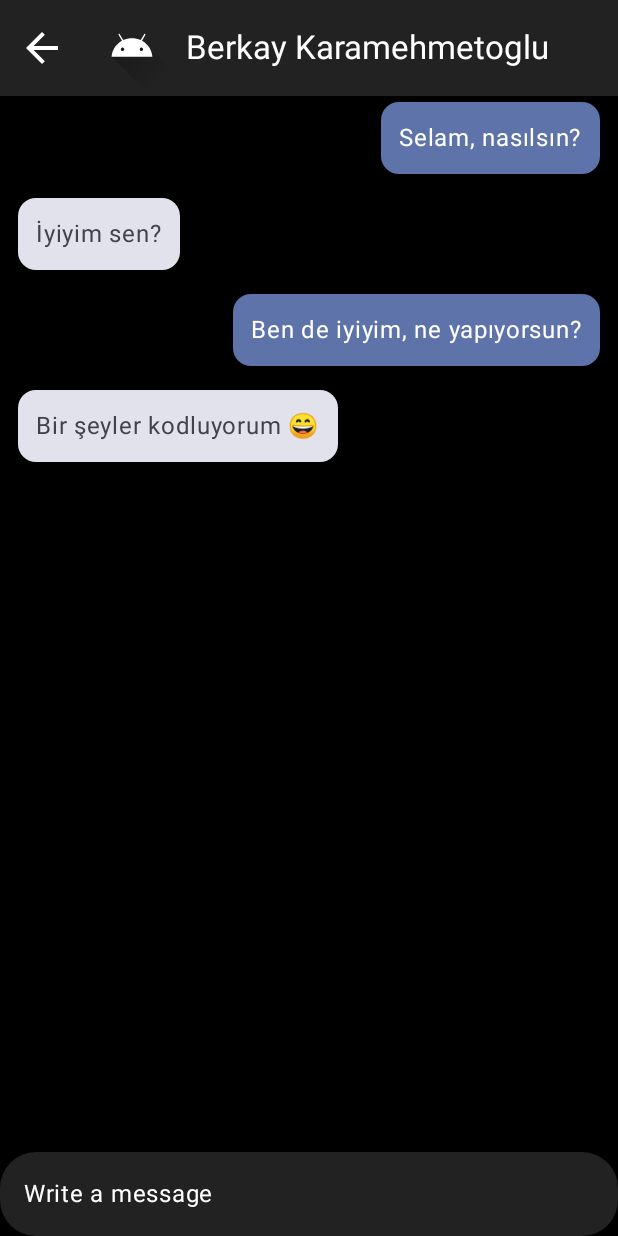
After one commit to BerkayKaramehmetoglu/Chatlek, an Android app built with Jetpack Compose: the ChatScreen screen opened through its navigation route, on a phone screen of 412 x 824 dp. The commit adds this screen. Run offline under Robolectric (Android 15) with nearby library versions, the phone set to English and light mode, and no system bars; our stand-ins replace Firebase (no records; nobody signed in at launch, a user with empty details on screens opened directly), livedata-compose; network calls fail; 1 statement that could not run was skipped.

Commit message:
Chat Screen & UI

```diff
--- a/app/src/main/java/com/example/chatlek/ui/navigation/Screens.kt
+++ b/app/src/main/java/com/example/chatlek/ui/navigation/Screens.kt
@@ -6,4 +6,5 @@ sealed class Screen(val route: String) {
     data object Register: Screen("register")
     data object Home: Screen("home")
     data object Profile: Screen("profile")
+    data object Chat: Screen("chat")
 }
--- a/app/src/main/java/com/example/chatlek/ui/navigation/SetUpNavHost.kt
+++ b/app/src/main/java/com/example/chatlek/ui/navigation/SetUpNavHost.kt
@@ -5,6 +5,7 @@ import androidx.navigation.NavHostController
 import androidx.navigation.compose.NavHost
 import androidx.navigation.compose.composable
 import com.example.chatlek.firebase.auth.AuthViewModel
+import com.example.chatlek.ui.screens.chat.ChatScreen
 import com.example.chatlek.ui.screens.home.HomeScreen
 import com.example.chatlek.ui.screens.home.HomeViewModel
 import com.example.chatlek.ui.screens.login.LoginScreen
@@ -40,5 +41,9 @@ fun SetUpNavHost(
         composable(Screen.Profile.route) {
             ProfileScreen(profileViewModel = profileViewModel)
         }
+
+        composable(Screen.Chat.route) {
+            ChatScreen(navHostController = navHostController)
+        }
     }
 }
--- /dev/null
+++ b/app/src/main/java/com/example/chatlek/ui/screens/chat/ChatScreen.kt
@@ -0,0 +1,191 @@
+package com.example.chatlek.ui.screens.chat
+
+import androidx.compose.foundation.Image
+import androidx.compose.foundation.background
+import androidx.compose.foundation.layout.Arrangement
+import androidx.compose.foundation.layout.Column
+import androidx.compose.foundation.layout.Row
+import androidx.compose.foundation.layout.fillMaxSize
+import androidx.compose.foundation.layout.fillMaxWidth
+import androidx.compose.foundation.layout.imePadding
+import androidx.compose.foundation.layout.navigationBarsPadding
+import androidx.compose.foundation.layout.padding
+import androidx.compose.foundation.layout.size
+import androidx.compose.foundation.layout.widthIn
+import androidx.compose.foundation.lazy.LazyColumn
+import androidx.compose.foundation.lazy.items
+import androidx.compose.foundation.shape.CircleShape
+import androidx.compose.foundation.shape.RoundedCornerShape
+import androidx.compose.material3.Card
+import androidx.compose.material3.CardDefaults
+import androidx.compose.material3.ExperimentalMaterial3Api
+import androidx.compose.material3.Icon
+import androidx.compose.material3.IconButton
+import androidx.compose.material3.MaterialTheme
+import androidx.compose.material3.Scaffold
+import androidx.compose.material3.Text
+import androidx.compose.material3.TextField
+import androidx.compose.material3.TextFieldDefaults
+import androidx.compose.material3.TopAppBar
+import androidx.compose.material3.TopAppBarDefaults
+import androidx.compose.runtime.Composable
+import androidx.compose.runtime.getValue
+import androidx.compose.runtime.mutableStateOf
+import androidx.compose.runtime.remember
+import androidx.compose.runtime.setValue
+import androidx.compose.ui.Alignment
+import androidx.compose.ui.Modifier
+import androidx.compose.ui.draw.clip
+import androidx.compose.ui.graphics.Color
+import androidx.compose.ui.layout.ContentScale
+import androidx.compose.ui.res.painterResource
+import androidx.compose.ui.res.stringResource
+import androidx.compose.ui.text.style.TextAlign
+import androidx.compose.ui.text.style.TextOverflow
+import androidx.compose.ui.unit.dp
+import androidx.navigation.NavHostController
+import com.example.chatlek.R
+import com.example.chatlek.ui.screens.chat.examp.Message
+import com.example.chatlek.ui.theme.Black
+import com.example.chatlek.ui.theme.Black_Out
+import com.example.chatlek.ui.theme.White
+
+@OptIn(ExperimentalMaterial3Api::class)
+@Composable
+fun ChatScreen(navHostController: NavHostController) {
+
+    Scaffold(
+        topBar = {
+            TopAppBar(
+                colors = TopAppBarDefaults.topAppBarColors(
+                    containerColor = Black_Out,
+                    titleContentColor = Black_Out,
+                    scrolledContainerColor = Black_Out
+                ),
+                title = {
+                    Row(
+                        modifier = Modifier.fillMaxWidth(),
+                        verticalAlignment = Alignment.CenterVertically,
+                        horizontalArrangement = Arrangement.spacedBy(4.dp)
+                    ) {
+                        Image(
+                            painter = painterResource(R.drawable.ic_launcher_foreground),
+                            contentDescription = null,
+                            contentScale = ContentScale.Crop,
+                            modifier = Modifier
+                                .clip(CircleShape)
+                                .background(Black_Out)
+                                .size(64.dp)
+                        )
+                        Text(
+                            text = "Berkay Karamehmetoglu",
+                            maxLines = 1,
+                            overflow = TextOverflow.Ellipsis,
+                            color = White
+                        )
+                    }
+                },
+                navigationIcon = {
+                    IconButton(onClick = { navHostController.popBackStack() }) {
+                        Icon(
+                            modifier = Modifier.size(32.dp),
+                            painter = painterResource(R.drawable.outline_arrow_back_24),
+                            contentDescription = null,
+                            tint = White
+                        )
+                    }
+                }
+            )
+        },
+    ) { innerPadding ->
+        Column(
+            modifier = Modifier
+                .fillMaxSize()
+                .padding(innerPadding)
+                .background(Black)
+                .imePadding()
+                .navigationBarsPadding()
+        ) {
+            Chat(
+                modifier = Modifier
+                    .weight(1f)
+                    .fillMaxWidth()
+            )
+
+            FieldText(
+                modifier = Modifier
+                    .fillMaxWidth()
+            )
+        }
+    }
+}
+
+@Composable
+fun Chat(modifier: Modifier = Modifier) {
+    val messages = listOf(
+        Message("Selam, nasılsın?", true),
+        Message("İyiyim sen?", false),
+        Message("Ben de iyiyim, ne yapıyorsun?", true),
+        Message("Bir şeyler kodluyorum 😄", false)
+    )
+
+    LazyColumn(
+        modifier = modifier.fillMaxSize(),
+        verticalArrangement = Arrangement.spacedBy(8.dp)
+    ) {
+        items(messages) { message ->
+            ChatBubble(message)
+        }
+    }
+}
+
+@Composable
+fun ChatBubble(message: Message) {
+    Row(
+        modifier = Modifier
+            .fillMaxWidth()
+            .padding(horizontal = 8.dp),
+        horizontalArrangement = if (message.isFromMe) Arrangement.End else Arrangement.Start
+    ) {
+        Card(
+            colors = CardDefaults.cardColors(
+                containerColor = if (message.isFromMe)
+                    MaterialTheme.colorScheme.primaryContainer
+                else
+                    MaterialTheme.colorScheme.surfaceVariant
+            ),
+            modifier = Modifier
+                .widthIn(max = 280.dp)
+                .padding(4.dp)
+        ) {
+            Text(
+                text = message.text,
+                modifier = Modifier
+                    .padding(12.dp),
+                textAlign = TextAlign.Start
+            )
+        }
+    }
+}
+
+@Composable
+fun FieldText(modifier: Modifier = Modifier) {
+    var message by remember { mutableStateOf("") }
+
+    TextField(
+        value = message,
+        onValueChange = { message = it },
+        singleLine = true,
+        placeholder = { Text(text = stringResource(R.string.write_message), color = White) },
+        shape = RoundedCornerShape(24.dp),
+        colors = TextFieldDefaults.colors(
+            focusedContainerColor = Black_Out,
+            unfocusedContainerColor = Black_Out,
+            focusedIndicatorColor = Color.Transparent,
+            unfocusedIndicatorColor = Color.Transparent,
+            focusedTextColor = White,
+            unfocusedTextColor = White,
+        ),
+        modifier = modifier
+    )
+}
--- /dev/null
+++ b/app/src/main/java/com/example/chatlek/ui/screens/chat/examp/Message.kt
@@ -0,0 +1,6 @@
+package com.example.chatlek.ui.screens.chat.examp
+
+data class Message(
+    val text: String,
+    val isFromMe: Boolean
+)
--- a/app/src/main/java/com/example/chatlek/ui/screens/home/HomeScreen.kt
+++ b/app/src/main/java/com/example/chatlek/ui/screens/home/HomeScreen.kt
@@ -70,7 +70,7 @@ fun HomeScreen(
                 .background(Black)
         ) {
 
-            ChatList(homeViewModel = homeViewModel)
+            ChatList(homeViewModel = homeViewModel, navHostController = navHostController)
 
             ActionFloating(
                 modifier = Modifier
--- a/app/src/main/java/com/example/chatlek/ui/screens/home/components/ChatCard.kt
+++ b/app/src/main/java/com/example/chatlek/ui/screens/home/components/ChatCard.kt
@@ -1,6 +1,7 @@
 package com.example.chatlek.ui.screens.home.components
 
 import androidx.compose.foundation.background
+import androidx.compose.foundation.clickable
 import androidx.compose.foundation.layout.Arrangement
 import androidx.compose.foundation.layout.Column
 import androidx.compose.foundation.layout.Row
@@ -24,13 +25,14 @@ import com.example.chatlek.ui.theme.Gray
 import com.example.chatlek.ui.theme.White
 
 @Composable
-fun ChatCard(friends: GetUser) {
+fun ChatCard(friends: GetUser, onClick: () -> Unit) {
     Card(
         colors = CardDefaults.cardColors(
             containerColor = Black_Out,
         ),
         modifier = Modifier
             .fillMaxWidth()
+            .clickable { onClick() }
     ) {
         Row(
             modifier = Modifier.fillMaxWidth(),
--- a/app/src/main/java/com/example/chatlek/ui/screens/home/components/ChatList.kt
+++ b/app/src/main/java/com/example/chatlek/ui/screens/home/components/ChatList.kt
@@ -17,13 +17,15 @@ import androidx.compose.runtime.livedata.observeAsState
 import androidx.compose.ui.Alignment
 import androidx.compose.ui.Modifier
 import androidx.compose.ui.unit.dp
+import androidx.navigation.NavHostController
 import com.example.chatlek.data.entity.GetUser
+import com.example.chatlek.ui.navigation.Screen
 import com.example.chatlek.ui.screens.home.HomeViewModel
 import com.example.chatlek.ui.theme.Black
 import com.example.chatlek.ui.theme.Black_Out
 
 @Composable
-fun ChatList(homeViewModel: HomeViewModel) {
+fun ChatList(homeViewModel: HomeViewModel, navHostController: NavHostController) {
     val friends: State<List<GetUser>?> = homeViewModel.friends.observeAsState()
 
     Card(
@@ -45,7 +47,9 @@ fun ChatList(homeViewModel: HomeViewModel) {
         ) {
             friends.value?.let {
                 items(it) { friends ->
-                    ChatCard(friends)
+                    ChatCard(friends, onClick = {
+                        navHostController.navigate(route = Screen.Chat.route)
+                    })
                     Spacer(modifier = Modifier.size(16.dp))
                     HorizontalDivider(color = Black)
                 }
--- /dev/null
+++ b/app/src/main/res/drawable/outline_arrow_back_24.xml
@@ -0,0 +1,5 @@
+<vector xmlns:android="http://schemas.android.com/apk/res/android" android:autoMirrored="true" android:height="24dp" android:tint="#FFFFFF" android:viewportHeight="960" android:viewportWidth="960" android:width="24dp">
+
+    <path android:fillColor="@android:color/white" android:pathData="M313,520L537,744L480,800L160,480L480,160L537,216L313,440L800,440L800,520L313,520Z"/>
+
+</vector>
--- a/app/src/main/res/values/strings.xml
+++ b/app/src/main/res/values/strings.xml
@@ -20,4 +20,5 @@
     <string name="create">Create</string>
     <string name="update">Update</string>
     <string name="edit_profile">Edit Profile</string>
+    <string name="write_message">Write a message</string>
 </resources>
```
